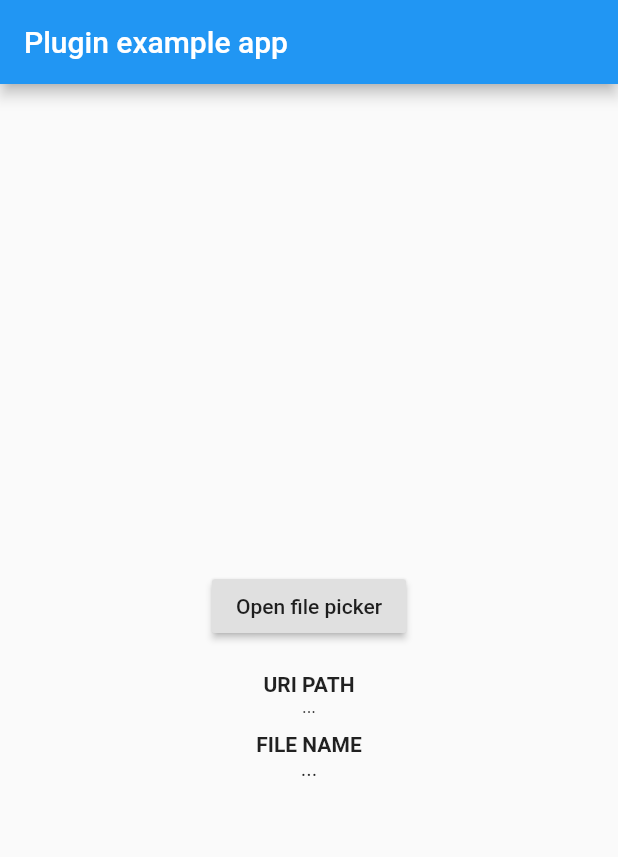
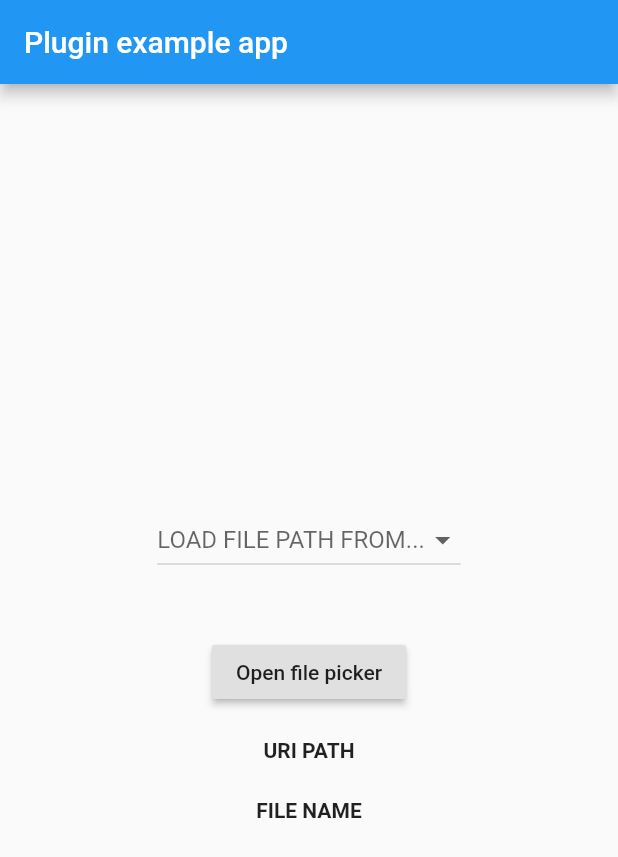
Before and after one commit to miguelpruivo/flutter_file_picker, a Flutter app: the screen it shows after launch, after a tap on "Open file picker", on a phone screen of 412 x 824 dp. Shown: the top 857 px of the screen. Run offline on Flutter 3.47's test engine with Material 2 defaults, Android fonts, the phone set to English and light mode, and no system bars; our stand-ins replace image_picker.

Commit message:
adds support for gallery and camera path picks

```diff
--- a/example/lib/main.dart
+++ b/example/lib/main.dart
@@ -13,10 +13,11 @@ class MyApp extends StatefulWidget {
 class _MyAppState extends State<MyApp> {
   String _path = '...';
   String _fileName = '...';
+  FileType _pickingType;
 
   void _openFileExplorer() async {
     try {
-      _path = await FilePicker.getFilePath;
+      _path = await FilePicker.getFilePath(type: _pickingType);
     } on PlatformException catch (e) {
       print(e.toString());
     }
@@ -24,7 +25,7 @@ class _MyAppState extends State<MyApp> {
     if (!mounted) return;
 
     setState(() {
-      _fileName = _path.split('/').last;
+      _fileName = _path != null ? _path.split('/').last : '...';
     });
   }
 
@@ -45,6 +46,32 @@ class _MyAppState extends State<MyApp> {
             child: new Column(
           mainAxisAlignment: MainAxisAlignment.center,
           children: <Widget>[
+            new Padding(
+              padding: const EdgeInsets.all(20.0),
+              child: new DropdownButton(
+                hint: new Text('LOAD FILE PATH FROM...'),
+                value: _pickingType,
+                items: <DropdownMenuItem>[
+                  new DropdownMenuItem(
+                    child: new Text('FROM CAMERA'),
+                    value: FileType.CAPTURE,
+                  ),
+                  new DropdownMenuItem(
+                    child: new Text('FROM GALLERY'),
+                    value: FileType.IMAGE,
+                  ),
+                  new DropdownMenuItem(
+                    child: new Text('FROM PDF'),
+                    value: FileType.PDF,
+                  )
+                ],
+                onChanged: (value) {
+                  setState(() {
+                    _pickingType = value;
+                  });
+                },
+              ),
+            ),
             new Padding(
               padding: const EdgeInsets.all(20.0),
               child: new RaisedButton(
--- a/lib/file_picker.dart
+++ b/lib/file_picker.dart
@@ -1,9 +1,35 @@
 import 'dart:async';
 
 import 'package:flutter/services.dart';
+import 'package:image_picker/image_picker.dart';
+import 'package:meta/meta.dart';
 
 class FilePicker {
   static const MethodChannel _channel = const MethodChannel('file_picker');
 
-  static Future<String> get getFilePath async => await _channel.invokeMethod('pickPDF');
+  static Future<String> get _getPDF async => await _channel.invokeMethod('pickPDF');
+
+  static Future<String> _getImage(ImageSource type) async {
+    var image = await ImagePicker.pickImage(source: type);
+
+    return image?.path;
+  }
+
+  static Future<String> getFilePath({@required FileType type}) async {
+    switch (type) {
+      case FileType.PDF:
+        return _getPDF;
+      case FileType.IMAGE:
+        return _getImage(ImageSource.gallery);
+      case FileType.CAPTURE:
+        return _getImage(ImageSource.camera);
+    }
+    return '';
+  }
 }
+
+enum FileType {
+  PDF,
+  IMAGE,
+  CAPTURE,
+}
```
Also changed, not shown: pubspec.yaml (+7 -5 lines), example/demo.png (added), 9 other files.
